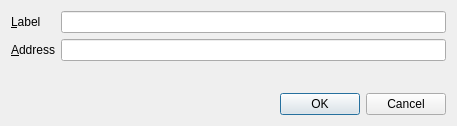
Before: the Qt Designer form src/qt/forms/editaddressdialog.ui in rlinxy/fcore, drawn with Qt 5.
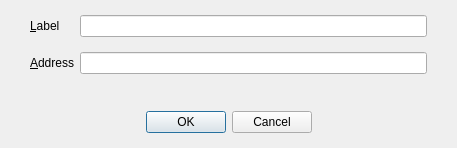
After: the same form once the commit is applied. Custom widgets are drawn as their Qt base class.

```diff
--- a/src/qt/forms/editaddressdialog.ui
+++ b/src/qt/forms/editaddressdialog.ui
@@ -7,18 +7,39 @@
     <x>0</x>
     <y>0</y>
     <width>457</width>
-    <height>126</height>
+    <height>148</height>
    </rect>
   </property>
   <property name="windowTitle">
    <string>Edit Address</string>
   </property>
   <layout class="QVBoxLayout" name="verticalLayout">
+   <property name="leftMargin">
+    <number>0</number>
+   </property>
+   <property name="topMargin">
+    <number>15</number>
+   </property>
+   <property name="rightMargin">
+    <number>0</number>
+   </property>
+   <property name="bottomMargin">
+    <number>0</number>
+   </property>
    <item>
     <layout class="QFormLayout" name="formLayout">
      <property name="fieldGrowthPolicy">
       <enum>QFormLayout::AllNonFixedFieldsGrow</enum>
      </property>
+     <property name="verticalSpacing">
+      <number>15</number>
+     </property>
+     <property name="leftMargin">
+      <number>30</number>
+     </property>
+     <property name="rightMargin">
+      <number>30</number>
+     </property>
      <item row="0" column="0">
       <widget class="QLabel" name="label">
        <property name="text">
@@ -56,13 +77,47 @@
     </layout>
    </item>
    <item>
-    <widget class="QDialogButtonBox" name="buttonBox">
+    <spacer name="verticalSpacer">
      <property name="orientation">
-      <enum>Qt::Horizontal</enum>
+      <enum>Qt::Vertical</enum>
      </property>
-     <property name="standardButtons">
-      <set>QDialogButtonBox::Cancel|QDialogButtonBox::Ok</set>
+     <property name="sizeHint" stdset="0">
+      <size>
+       <width>20</width>
+       <height>40</height>
+      </size>
      </property>
+    </spacer>
+   </item>
+   <item>
+    <widget class="QWidget" name="buttonsContainerWhite" native="true">
+     <layout class="QHBoxLayout" name="horizontalLayout">
+      <property name="leftMargin">
+       <number>30</number>
+      </property>
+      <property name="topMargin">
+       <number>15</number>
+      </property>
+      <property name="rightMargin">
+       <number>30</number>
+      </property>
+      <property name="bottomMargin">
+       <number>15</number>
+      </property>
+      <item>
+       <widget class="QDialogButtonBox" name="buttonBox">
+        <property name="orientation">
+         <enum>Qt::Horizontal</enum>
+        </property>
+        <property name="standardButtons">
+         <set>QDialogButtonBox::Cancel|QDialogButtonBox::Ok</set>
+        </property>
+        <property name="centerButtons">
+         <bool>true</bool>
+        </property>
+       </widget>
+      </item>
+     </layout>
     </widget>
    </item>
   </layout>
```
